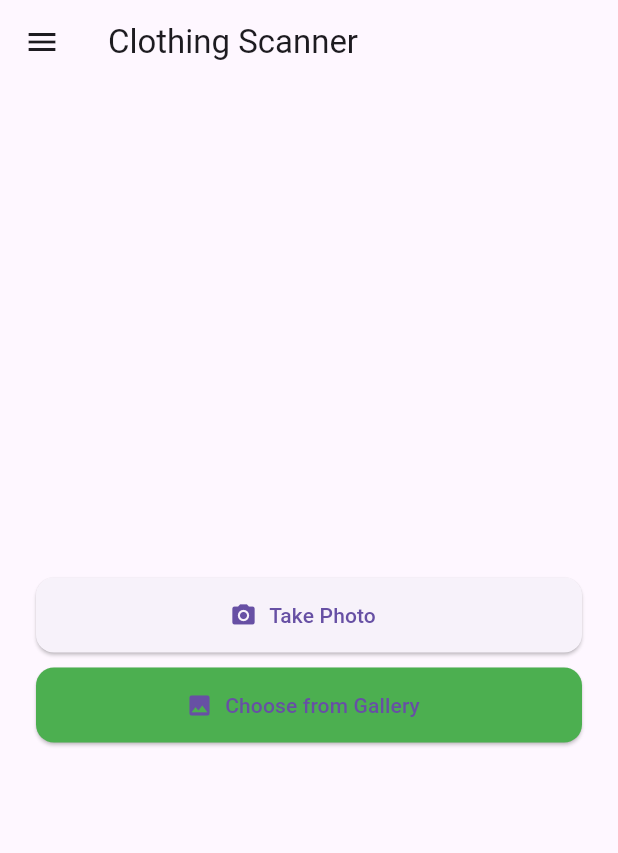
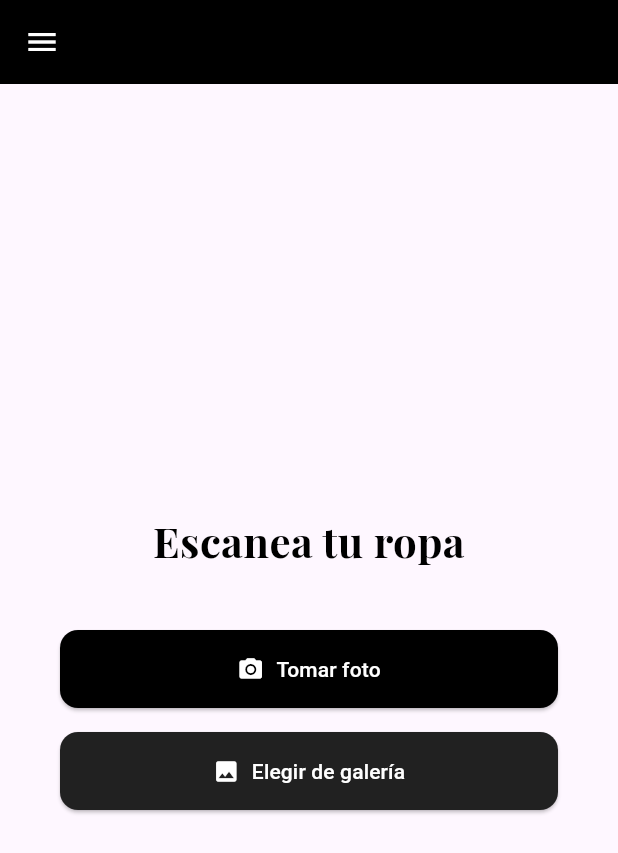
Before and after one commit to AlexGonzalezFernandez/VisualSearch-HackUPC2025, a Flutter app: the HomeScreen screen opened directly with empty values, on a phone screen of 412 x 824 dp. Shown: the top 853 px of the screen. Run offline on Flutter 3.47's test engine with Material 3 defaults, Android fonts, the phone set to English and light mode, and no system bars; our stand-ins replace google_fonts, image_picker.

Commit message:
Fancied front

```diff
--- a/frontend/lib/base_scaffold.dart
+++ b/frontend/lib/base_scaffold.dart
@@ -1,4 +1,5 @@
 import 'package:flutter/material.dart';
+import 'package:google_fonts/google_fonts.dart'; // Importa Google Fonts
 import 'views/favorites_screen.dart';
 import 'views/home_screen.dart';
 import 'views/login_screen.dart';
@@ -43,20 +44,40 @@ class BaseScaffold extends StatelessWidget {
   @override
   Widget build(BuildContext context) {
     return Scaffold(
-      appBar: AppBar(title: Text(title)),
+      appBar: AppBar(
+        backgroundColor: Colors.black, // Fondo oscuro para la barra de app
+        title: Text(
+          title,
+          style: GoogleFonts.playfairDisplay(
+            fontSize: 24,
+            fontWeight: FontWeight.bold,
+            color: Colors.white, // Blanco para el texto
+          ),
+        ),
+        iconTheme: const IconThemeData(color: Colors.white), // Hacer las tres rayas blancas
+      ),
       drawer: Drawer(
+        child: Container(
+          width: 200, // Ancho reducido para el Drawer
+          color: Colors.grey[850], // Fondo oscuro para el Drawer
           child: ListView(
             padding: EdgeInsets.zero,
             children: [
               DrawerHeader(
-              decoration: const BoxDecoration(color: Colors.blue),
+                decoration: const BoxDecoration(
+                  color: Colors.black, // Fondo oscuro para el encabezado
+                ),
                 child: Column(
                   crossAxisAlignment: CrossAxisAlignment.start,
                   mainAxisAlignment: MainAxisAlignment.center,
                   children: [
                     Text(
                       'Hola, $username',
-                    style: const TextStyle(color: Colors.white, fontSize: 20),
+                      style: GoogleFonts.playfairDisplay(
+                        fontSize: 20,
+                        fontWeight: FontWeight.bold,
+                        color: Colors.white,
+                      ),
                     ),
                     const SizedBox(height: 10),
                     ElevatedButton.icon(
@@ -68,26 +89,51 @@ class BaseScaffold extends StatelessWidget {
                       ),
                       style: ElevatedButton.styleFrom(
                         backgroundColor: Colors.red,
-                      padding: const EdgeInsets.symmetric(horizontal: 12, vertical: 8),
+                        padding: const EdgeInsets.symmetric(
+                          horizontal: 12,
+                          vertical: 8,
                         ),
-                  )
+                      ),
+                    ),
                   ],
                 ),
               ),
               ListTile(
-              leading: const Icon(Icons.home),
-              title: const Text('Inicio'),
+                leading: const Icon(Icons.home, color: Colors.white),
+                title: Text(
+                  'Inicio',
+                  style: GoogleFonts.playfairDisplay(
+                    color: Colors.white,
+                  ),
+                ),
                 onTap: () => _navigateToHome(context),
               ),
               ListTile(
-              leading: const Icon(Icons.favorite),
-              title: const Text('Favoritos'),
+                leading: const Icon(Icons.favorite, color: Colors.white),
+                title: Text(
+                  'Favoritos',
+                  style: GoogleFonts.playfairDisplay(
+                    color: Colors.white,
+                  ),
+                ),
                 onTap: () => _navigateToFavorites(context),
               ),
             ],
           ),
         ),
-      body: body,
+      ),
+      body: Center( // Centrado del contenido en el cuerpo
+        child: SingleChildScrollView( // 🛡 Evita overflow en pantallas pequeñas
+          padding: const EdgeInsets.all(16.0),
+          child: Column(
+            mainAxisAlignment: MainAxisAlignment.center, // Centrado vertical
+            crossAxisAlignment: CrossAxisAlignment.center, // Centrado horizontal
+            children: [
+              body, // Coloca aquí el contenido del cuerpo
+            ],
+          ),
+        ),
+      ),
     );
   }
 }
--- a/frontend/lib/views/home_screen.dart
+++ b/frontend/lib/views/home_screen.dart
@@ -1,4 +1,5 @@
 import 'package:flutter/material.dart';
+import 'package:google_fonts/google_fonts.dart'; // Importa Google Fonts
 import 'package:image_picker/image_picker.dart';
 import '../base_scaffold.dart';
 import 'image_screen.dart';
@@ -17,38 +18,66 @@ class HomeScreen extends StatelessWidget {
     );
   }
 
+  ButtonStyle _inditexButtonStyle(Color backgroundColor) {
+    return ElevatedButton.styleFrom(
+      backgroundColor: backgroundColor,
+      padding: const EdgeInsets.symmetric(vertical: 16),
+      shape: RoundedRectangleBorder(
+        borderRadius: BorderRadius.circular(12),
+      ),
+    ).copyWith(
+      overlayColor: MaterialStateProperty.resolveWith<Color?>(
+        (Set<MaterialState> states) {
+          if (states.contains(MaterialState.hovered)) {
+            return Colors.grey[800]; // Hover gris oscuro
+          }
+          return null; // Por defecto usa el color base
+        },
+      ),
+      foregroundColor: MaterialStateProperty.all<Color>(Colors.white), // Texto siempre blanco
+    );
+  }
 
   @override
   Widget build(BuildContext context) {
     return BaseScaffold(
-      title: 'Clothing Scanner',
+      title: '',
       username: username,
       body: Padding(
         padding: const EdgeInsets.symmetric(horizontal: 24.0),
         child: Column(
           mainAxisAlignment: MainAxisAlignment.center,
           children: [
-            ElevatedButton.icon(
-              icon: const Icon(Icons.camera_alt),
-              label: const Text('Take Photo'),
-              onPressed: () => _navigateWithSource(context, ImageSource.camera),
-              style: ElevatedButton.styleFrom(
-                minimumSize: const Size(double.infinity, 50),
-                shape: RoundedRectangleBorder(
-                    borderRadius: BorderRadius.circular(12)),
+            // Título con fuente fancy
+            Text(
+              'Escanea tu ropa',
+              style: GoogleFonts.playfairDisplay( // Aplica la fuente fancy aquí
+                fontSize: 28,
+                fontWeight: FontWeight.bold,
+                color: Colors.black,
+              ),
+              textAlign: TextAlign.center,
+            ),
+            const SizedBox(height: 40),
+            // Botón para tomar una foto
+            SizedBox(
+              width: double.infinity,
+              child: ElevatedButton.icon(
+                icon: const Icon(Icons.camera_alt, color: Colors.white),
+                label: const Text('Tomar foto'),
+                onPressed: () => _navigateWithSource(context, ImageSource.camera),
+                style: _inditexButtonStyle(Colors.black),
               ),
             ),
-            const SizedBox(height: 10),
-            ElevatedButton.icon(
-              icon: const Icon(Icons.image),
-              label: const Text('Choose from Gallery'),
-              onPressed: () =>
-                  _navigateWithSource(context, ImageSource.gallery),
-              style: ElevatedButton.styleFrom(
-                minimumSize: const Size(double.infinity, 50),
-                backgroundColor: Colors.green,
-                shape: RoundedRectangleBorder(
-                    borderRadius: BorderRadius.circular(12)),
+            const SizedBox(height: 16),
+            // Botón para elegir de la galería
+            SizedBox(
+              width: double.infinity,
+              child: ElevatedButton.icon(
+                icon: const Icon(Icons.image, color: Colors.white),
+                label: const Text('Elegir de galería'),
+                onPressed: () => _navigateWithSource(context, ImageSource.gallery),
+                style: _inditexButtonStyle(Colors.grey[900]!),
               ),
             ),
           ],
```
Also changed, not shown: frontend/lib/views/login_screen.dart (+52 -6 lines), 3 other files. Lines whose indentation alone changed are shown as unchanged.
